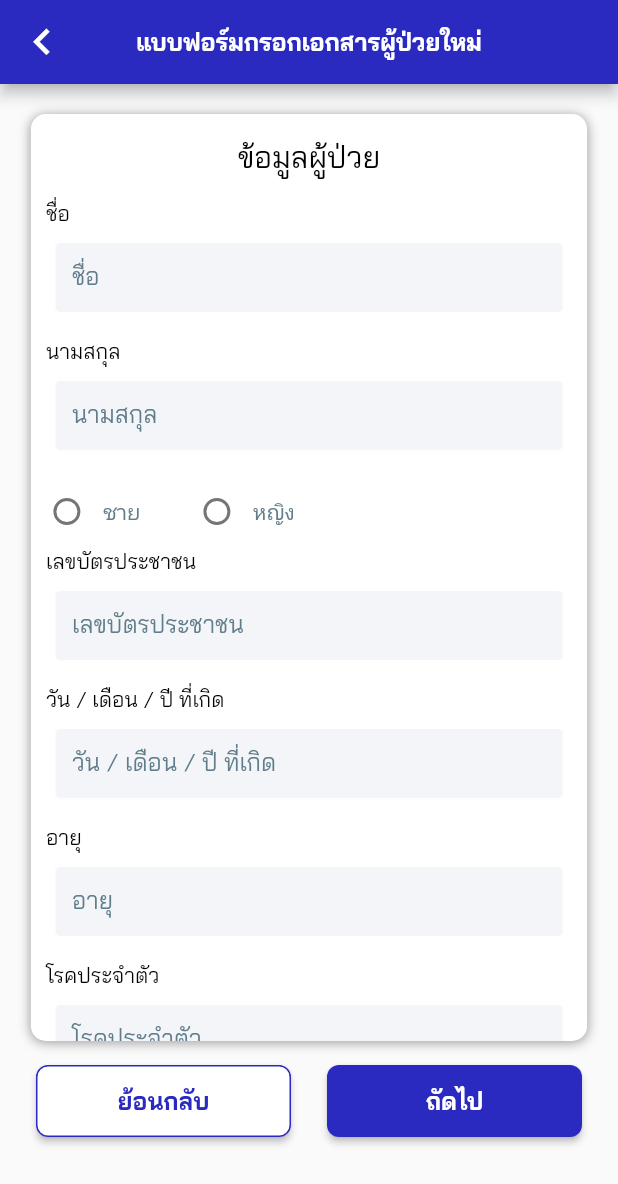
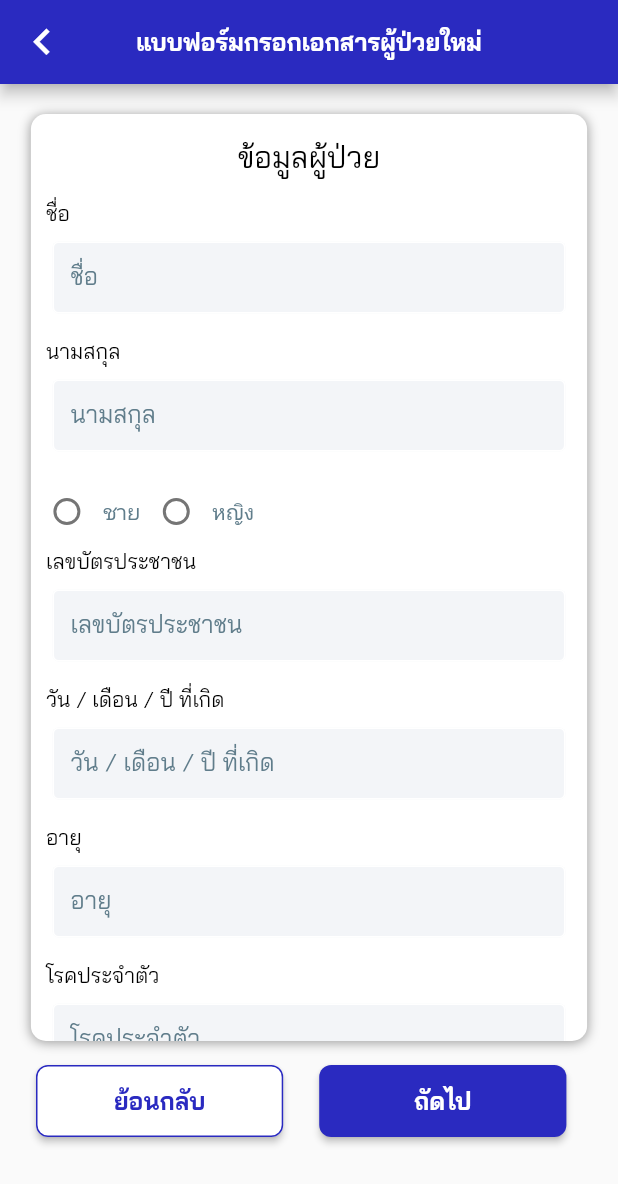
Before and after one commit to oak97-51/Alzeheimer, a Flutter app: the NewPatient screen opened directly, on a phone screen of 412 x 824 dp. Shown: the top 1184 px of the screen. Run offline on Flutter 3.47's test engine with Material 2 defaults, Android fonts, the phone set to English and light mode, and no system bars; our stand-ins replace dio, geolocator, google_maps_flutter, image_picker, location, shared_preferences and 1 more; missing offline and left inert: geocoder, maps_launcher; accounts and stored records are empty; project files that could hold a hidden picture were left out.

Commit message:
assignPatient

```diff
--- a/lib/screens/patientInfo/newpatient.dart
+++ b/lib/screens/patientInfo/newpatient.dart
@@ -71,7 +71,8 @@ class _NewPatientState extends State<NewPatient> {
         backgroundColor: MyStyle().mainColor,
         centerTitle: true,
       ),
-      body: Container(
+      body: SingleChildScrollView(
+        child: Container(
           child: Column(
             children: [
               Container(
@@ -157,7 +158,8 @@ class _NewPatientState extends State<NewPatient> {
                       textSubtitle('ผู้ติดต่อได้เกี่ยวข้องเป็น'),
                       Column(
                         children: [
-                        Row(
+                          SingleChildScrollView(
+                            child: Row(
                               children: [
                                 dadRadio(),
                                 momRadio(),
@@ -165,12 +167,20 @@ class _NewPatientState extends State<NewPatient> {
                                 wifeRadio(),
                               ],
                             ),
+                          ),
+                          Wrap(
+                            spacing: 1.0, // gap between adjacent chips
+                            runSpacing: 1.0, // gap between lines
+                            direction: Axis.horizontal,
+                            children: <Widget>[
                               Row(
                                 children: [
                                   husbandRadio(),
                                   relativeRadio(),
                                   parentRadio(),
                                   bossRadio(),
+                                ],
+                              ),
                             ],
                           ),
                           Row(
@@ -208,6 +218,7 @@ class _NewPatientState extends State<NewPatient> {
             ],
           ),
         ),
+      ),
     );
   }
 
@@ -235,7 +246,7 @@ class _NewPatientState extends State<NewPatient> {
   }
 
   Widget takePhotoButton() => Container(
-        width: 120.0,
+        width: MediaQuery.of(context).size.width * 0.4,
         height: 36.0,
         //padding: EdgeInsets.only(left:20),
         child: RaisedButton(
@@ -256,7 +267,7 @@ class _NewPatientState extends State<NewPatient> {
       );
 
   Widget choosePhotoButton() => Container(
-        width: 120.0,
+        width: MediaQuery.of(context).size.width * 0.4,
         height: 36.0,
         //padding: EdgeInsets.only(left:20),
         child: RaisedButton(
@@ -299,7 +310,7 @@ class _NewPatientState extends State<NewPatient> {
         mainAxisAlignment: MainAxisAlignment.end,
         children: <Widget>[
           Container(
-            width: 100,
+            //width: 100,
             child: Row(
               //setstate ถ้าเลือกแล้วจะวาด state ใหม่ state จะถูกวาดขึ้นมาครั้งเดียวตอนแรก
               children: <Widget>[
@@ -326,7 +337,7 @@ class _NewPatientState extends State<NewPatient> {
         mainAxisAlignment: MainAxisAlignment.end,
         children: <Widget>[
           Container(
-            width: 250.0,
+            // width: 250.0,
             child: Row(
               //setstate ถ้าเลือกแล้วจะวาด state ใหม่ state จะถูกวาดขึ้นมาครั้งเดียวตอนแรก
               children: <Widget>[
@@ -641,7 +652,7 @@ class _NewPatientState extends State<NewPatient> {
         children: [
           Container(
               //margin: const EdgeInsets.only(),
-              width: 340.0,
+              width: MediaQuery.of(context).size.width * 0.83,
               height: 48,
               child: TextField(
                   onChanged: (value) => firstName = value.trim(),
@@ -666,7 +677,7 @@ class _NewPatientState extends State<NewPatient> {
         children: [
           Container(
               //margin: const EdgeInsets.only(),
-              width: 340.0,
+              width: MediaQuery.of(context).size.width * 0.83,
               height: 48,
               child: TextField(
                   onChanged: (value) => lastName = value.trim(),
@@ -696,7 +707,7 @@ class _NewPatientState extends State<NewPatient> {
   }
 
   Widget backButton() => Container(
-        width: 170.0,
+        width: MediaQuery.of(context).size.width * 0.4,
         height: 48.0,
         child: RaisedButton(
           color: Colors.white,
@@ -718,7 +729,7 @@ class _NewPatientState extends State<NewPatient> {
       );
 
   Widget registerButton() => Container(
-        width: 170.0,
+        width: MediaQuery.of(context).size.width * 0.4,
         height: 48.0,
         child: RaisedButton(
             shape: RoundedRectangleBorder(
@@ -771,7 +782,7 @@ class _NewPatientState extends State<NewPatient> {
         children: [
           Container(
               //margin: const EdgeInsets.only(),
-              width: 340.0,
+              width: MediaQuery.of(context).size.width * 0.83,
               height: 48,
               child: TextField(
                   onChanged: (value) => identity = value.trim(),
@@ -796,7 +807,7 @@ class _NewPatientState extends State<NewPatient> {
         children: [
           Container(
               //margin: const EdgeInsets.only(),
-              width: 340.0,
+              width: MediaQuery.of(context).size.width * 0.83,
               height: 48,
               child: TextField(
                   onChanged: (value) => dateOfBirth = value.trim(),
@@ -821,7 +832,7 @@ class _NewPatientState extends State<NewPatient> {
         children: [
           Container(
               //margin: const EdgeInsets.only(),
-              width: 340.0,
+              width: MediaQuery.of(context).size.width * 0.83,
               height: 48,
               child: TextField(
                   onChanged: (value) => age = value.trim(),
@@ -846,7 +857,7 @@ class _NewPatientState extends State<NewPatient> {
         children: [
           Container(
               //margin: const EdgeInsets.only(),
-              width: 340.0,
+              width: MediaQuery.of(context).size.width * 0.83,
               height: 48,
               child: TextField(
                   onChanged: (value) => disease = value.trim(),
@@ -871,7 +882,7 @@ class _NewPatientState extends State<NewPatient> {
         children: [
           Container(
               //margin: const EdgeInsets.only(),
-              width: 340.0,
+              width: MediaQuery.of(context).size.width * 0.83,
               height: 48,
               child: TextField(
                   onChanged: (value) => career = value.trim(),
@@ -896,7 +907,7 @@ class _NewPatientState extends State<NewPatient> {
         children: [
           Container(
               //margin: const EdgeInsets.only(),
-              width: 340.0,
+              width: MediaQuery.of(context).size.width * 0.83,
               height: 48,
               child: TextField(
                   onChanged: (value) => nationality = value.trim(),
@@ -921,7 +932,7 @@ class _NewPatientState extends State<NewPatient> {
         children: [
           Container(
               //margin: const EdgeInsets.only(),
-              width: 340.0,
+              width: MediaQuery.of(context).size.width * 0.83,
               height: 48,
               child: TextField(
                   onChanged: (value) => religion = value.trim(),
@@ -946,7 +957,7 @@ class _NewPatientState extends State<NewPatient> {
         children: [
           Container(
               //margin: const EdgeInsets.only(),
-              width: 340.0,
+              width: MediaQuery.of(context).size.width * 0.83,
               height: 48,
               child: TextField(
                   onChanged: (value) => bloodGroup = value.trim(),
@@ -971,7 +982,7 @@ class _NewPatientState extends State<NewPatient> {
         children: [
           Container(
               //margin: const EdgeInsets.only(),
-              width: 340.0,
+              width: MediaQuery.of(context).size.width * 0.83,
               height: 48,
               child: TextField(
                   onChanged: (value) => address = value.trim(),
@@ -996,7 +1007,7 @@ class _NewPatientState extends State<NewPatient> {
         children: [
           Container(
               //margin: const EdgeInsets.only(),
-              width: 340.0,
+              width: MediaQuery.of(context).size.width * 0.83,
               height: 48,
               child: TextField(
                   onChanged: (value) => tel = value.trim(),
@@ -1021,7 +1032,7 @@ class _NewPatientState extends State<NewPatient> {
         children: [
           Container(
               //margin: const EdgeInsets.only(),
-              width: 340.0,
+              width: MediaQuery.of(context).size.width * 0.83,
               height: 48,
               child: TextField(
                   onChanged: (value) => nameOfDad = value.trim(),
@@ -1046,7 +1057,7 @@ class _NewPatientState extends State<NewPatient> {
         children: [
           Container(
               //margin: const EdgeInsets.only(),
-              width: 340.0,
+              width: MediaQuery.of(context).size.width * 0.83,
               height: 48,
               child: TextField(
                   onChanged: (value) => nameOfMom = value.trim(),
@@ -1071,7 +1082,7 @@ class _NewPatientState extends State<NewPatient> {
         children: [
           Container(
               //margin: const EdgeInsets.only(),
-              width: 340.0,
+              width: MediaQuery.of(context).size.width * 0.83,
               height: 48,
               child: TextField(
                   onChanged: (value) => nameEmergency = value.trim(),
@@ -1096,7 +1107,7 @@ class _NewPatientState extends State<NewPatient> {
         children: [
           Container(
               //margin: const EdgeInsets.only(),
-              width: 340.0,
+              width: MediaQuery.of(context).size.width * 0.83,
               height: 48,
               child: TextField(
                   onChanged: (value) => addressEmergency = value.trim(),
@@ -1121,7 +1132,7 @@ class _NewPatientState extends State<NewPatient> {
         children: [
           Container(
               //margin: const EdgeInsets.only(),
-              width: 340.0,
+              width: MediaQuery.of(context).size.width * 0.83,
               height: 48,
               child: TextField(
                   onChanged: (value) => telEmergency = value.trim(),
@@ -1146,7 +1157,7 @@ class _NewPatientState extends State<NewPatient> {
         children: [
           Container(
               //margin: const EdgeInsets.only(),
-              width: 340.0,
+              width: MediaQuery.of(context).size.width * 0.83,
               height: 48,
               child: TextField(
                   onChanged: (value) => etc = value.trim(),
@@ -1171,7 +1182,7 @@ class _NewPatientState extends State<NewPatient> {
         children: [
           Container(
               //margin: const EdgeInsets.only(),
-              width: 340.0,
+              width: MediaQuery.of(context).size.width * 0.83,
               height: 48,
               child: TextField(
                   onChanged: (value) => historyAllergy = value.trim(),
--- a/lib/screens/patientInfo/patientInfo.dart
+++ b/lib/screens/patientInfo/patientInfo.dart
@@ -484,7 +484,7 @@ class _PatientInfoState extends State<PatientInfo> {
           Container(),
           Text(
             'ชื่อ : ${patientModels[index].name}',
-            style: TextStyle(fontSize: 20, color: Colors.lightBlueAccent),
+            style: TextStyle(fontSize: 16, color: Colors.lightBlueAccent),
             //textAlign: TextAlign.left,
           ),
           Text(
--- a/lib/utility/my_style.dart
+++ b/lib/utility/my_style.dart
@@ -11,8 +11,8 @@ class MyStyle{
   SizedBox mySizeboxh24() => SizedBox(width: 8.0,height: 24.0,);
   SizedBox freeSizebox(double w,double h) => SizedBox(width: w,height: h,);
 
-  Text showTitle(String title) => Text(title,style: TextStyle(fontSize: 20.0,color: Colors.white,fontWeight: FontWeight.bold),);
-  Text showSubtitle(String subtitle) => Text(subtitle,style: TextStyle(fontSize: 20.0,color: Colors.white70,fontWeight: FontWeight.normal,fontFamily: 'BaiJamjuree'),);
+  Text showTitle(String title) => Text(title,style: TextStyle(fontSize: 16.0,color: Colors.white,fontWeight: FontWeight.bold),);
+  Text showSubtitle(String subtitle) => Text(subtitle,style: TextStyle(fontSize: 16.0,color: Colors.white70,fontWeight: FontWeight.normal,fontFamily: 'BaiJamjuree'),);
   Text showSubtitle2(String subtitle) => Text(subtitle,style: TextStyle(fontSize: 16.0,color: mainColor,fontWeight: FontWeight.normal,fontFamily: 'BaiJamjuree'),);
   Text txt16Bold(String subtitle) => Text(subtitle,style: TextStyle(fontSize: 16.0,color: Colors.white,fontWeight: FontWeight.bold,fontFamily: 'BaiJamjuree'),);
   Text txt20RegularB(String subtitle) => Text(subtitle,style: TextStyle(fontSize: 20.0,color: Colors.black,fontWeight: FontWeight.normal,fontFamily: 'BaiJamjuree'),);
```
Also changed, not shown: lib/data/model_patientFull.dart (added, +23 -0 lines), lib/screens/assignActivity/patientList.dart (added, +137 -0 lines), lib/screens/assignActivity/schedule.dart (added, +158 -0 lines), lib/screens/home.dart (+13 -4 lines), lib/screens/signin.dart (+5 -5 lines), 2 other files. Lines whose indentation alone changed are shown as unchanged.
